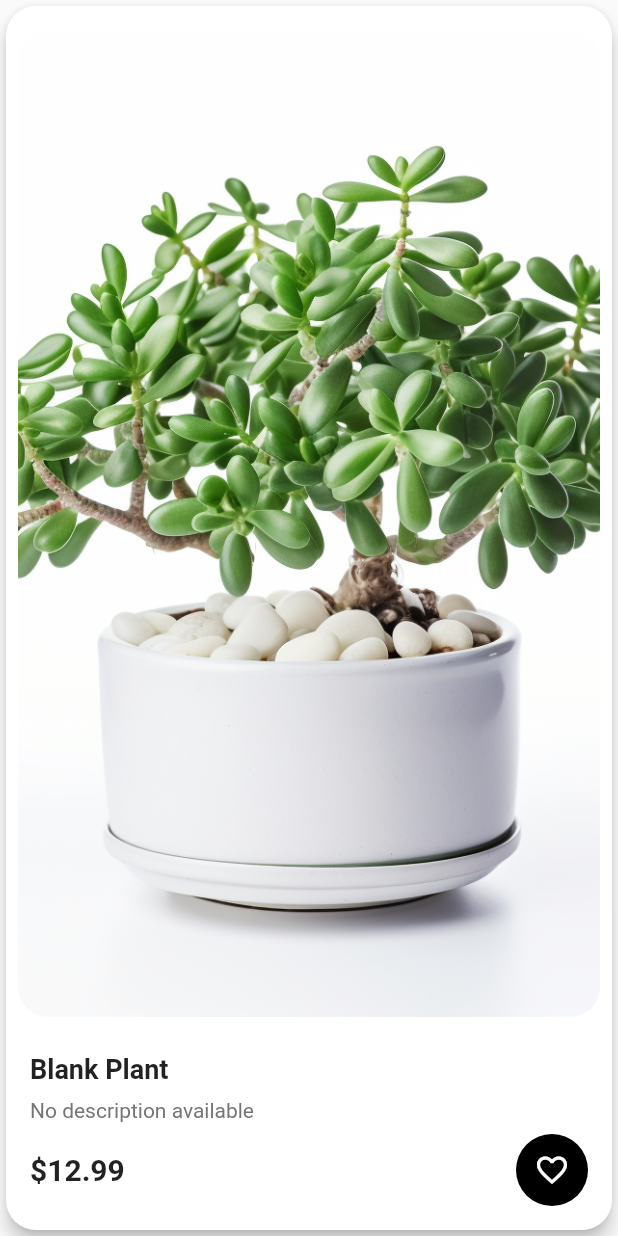
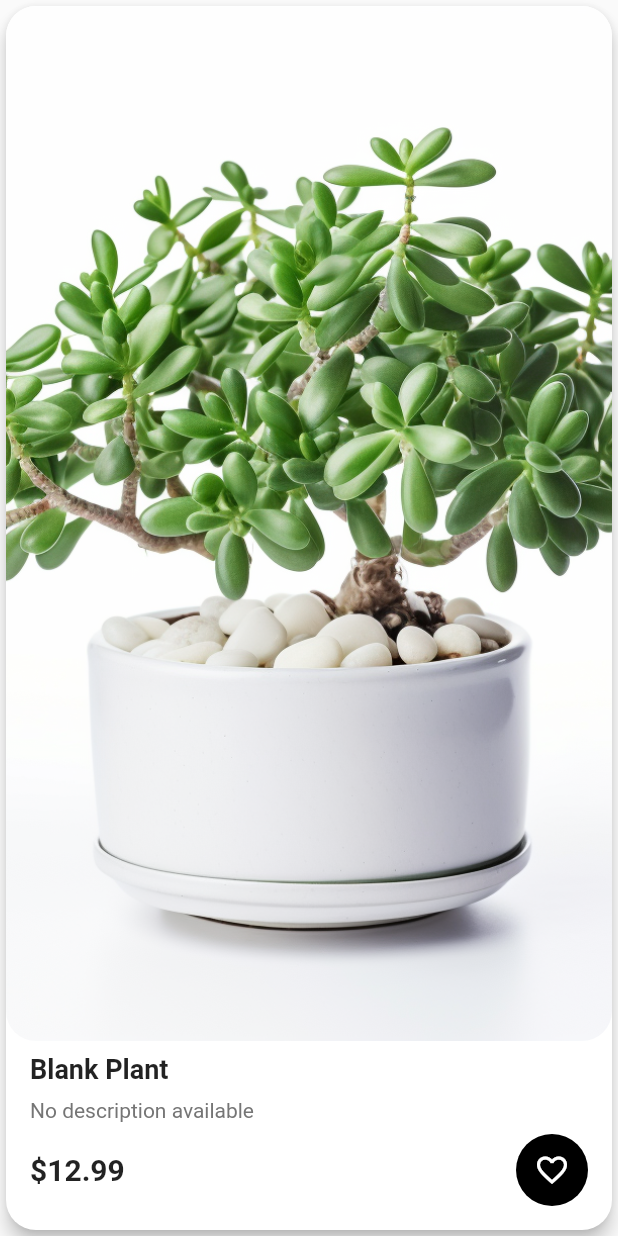
Before and after one commit to Justbeingjustin/plant-shop-flutter, a Flutter app: the PlantCard widget shown alone on an empty page, opened directly with sample values from the repository, on a phone screen of 412 x 824 dp. Run offline on Flutter 3.47's test engine with Material 2 defaults, Android fonts, the light colour scheme and no system bars; our stand-ins replace lottie.

Commit message:
various changes

```diff
--- a/plant_shop/lib/home/home_gridview.dart
+++ b/plant_shop/lib/home/home_gridview.dart
@@ -21,8 +21,8 @@ class HomeGridView extends StatelessWidget {
         itemBuilder: (BuildContext context, int index) {
           double screenHeight = MediaQuery.of(context).size.height;
           double calculatedHeight = index == 0
-              ? screenHeight * 0.15
-              : screenHeight * 0.3; // 10% and 20% of screen height
+              ? screenHeight * 0.2
+              : screenHeight * 0.4; // 10% and 20% of screen height
           if (index == 0) {
             return Container(
                 height: calculatedHeight,
--- a/plant_shop/lib/home/plant_card.dart
+++ b/plant_shop/lib/home/plant_card.dart
@@ -30,7 +30,7 @@ class _PlantCardState extends State<PlantCard> {
             Expanded(
               child: Padding(
                 padding:
-                    const EdgeInsets.symmetric(vertical: 16.0, horizontal: 8.0),
+                    const EdgeInsets.symmetric(vertical: 0.0, horizontal: 0.0),
                 child: ClipRRect(
                   borderRadius: BorderRadius.circular(20.0),
                   child: Hero(
```
